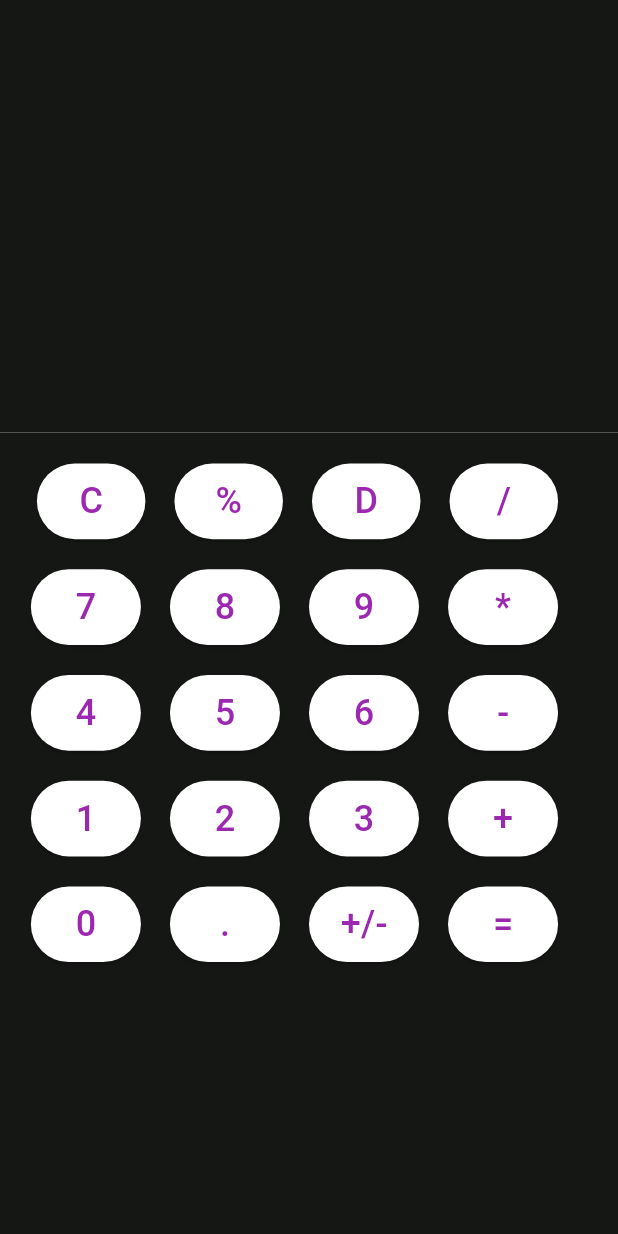
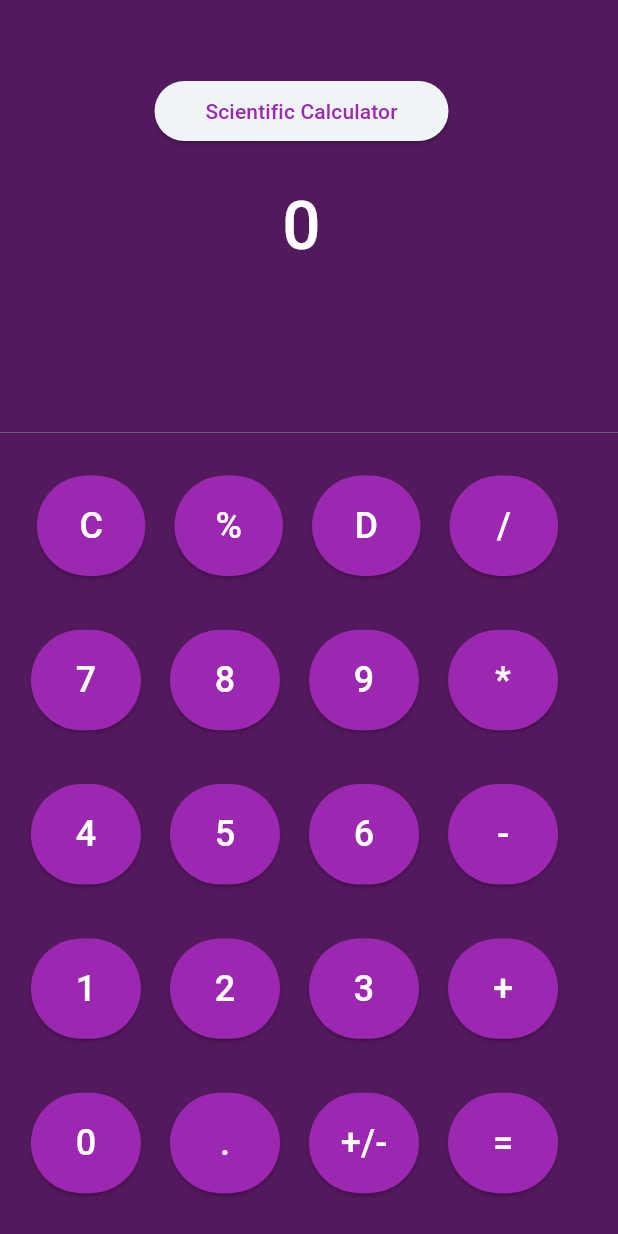
Before and after one commit to RuyaTechOrg/flutter_calculator, a Flutter app: the screen it shows after launch, after a tap on an icon or button, on a phone screen of 412 x 824 dp. Run offline on Flutter 3.47's test engine with Material 3 defaults, Android fonts, the phone set to English and light mode, and no system bars.

Commit message:
new changes

```diff
--- a/lib/main.dart
+++ b/lib/main.dart
@@ -15,7 +15,7 @@ class MyApp extends StatelessWidget {
       debugShowCheckedModeBanner: false,
       title: 'Flutter Demo',
       theme: ThemeData(
-        colorScheme: ColorScheme.fromSeed(seedColor: Colors.deepPurple),
+        colorScheme: ColorScheme.fromSeed(seedColor: const Color(0xFFF6F6F6)),
         useMaterial3: true,
       ),
       home: OnboardingPage(),
--- a/lib/screens/main_Page.dart
+++ b/lib/screens/main_Page.dart
@@ -10,79 +10,125 @@ class MainPage extends StatefulWidget {
 }
 
 class _MainPageState extends State<MainPage> {
+    String _input = '0';
+    String _output = '';
 
   @override
   Widget build(BuildContext context) {
     double buttonSpace = MediaQuery.of(context).size.width * 0.047;
     double screenWidth = MediaQuery.of(context).size.width;
-    double screenHeight = MediaQuery.of(context).size.height;
-    String _input = '';
-    String _output = '';
+    // double screenHeight = MediaQuery.of(context).size.height;
+    // double scaffoldPadding = MediaQuery.of(context).size.width * 0.01;
+    double _sci_btn = MediaQuery.of(context).size.width * 0.5;
 
 
      void clear_Values() {
           setState(() {
-            _input = '';
+            _input = '0';
             _output = '';
           });
       }
 
+
+
     void updateValue(newvalue) {
+
+       void refresh_add() {
+             setState(() {
+             if(_input == '0'){
+            _input = '';
+            _input += newvalue;
+            }
+            else{
+            _input += newvalue;
+             }
+            print(_input);
+            });
+      }
       if(newvalue == 'C'){
        clear_Values();
       }
+      else if(newvalue == 'D'){
+        setState(() {
+          if(_input.isNotEmpty){
+            _input = _input.substring(0, _input.length - 1);
+          }
+          //remove last value added.
+        });
+      }
+      else if(newvalue == '%'){
+          setState(() {
+            if(_input.isEmpty || _input == '0'){
+              null;
+            }
+            else{
+           refresh_add();
+            }
+          });
+      }
       else{
-      setState(() {
-        _input += newvalue;
-      });
+        refresh_add();
       }
     }
+    //Clear screen for new calculations
+    String _calculate() {
+      _input = _input.replaceAll(" ", '');
+      int operator_index = _input.indexOf(new RegExp(r'[+\-*/]'));
+      print(operator_index);
 
-
-    //Clear screen for new calculations
-
-
-    String _calculate() {
-      if(_output.isEmpty || _input.isEmpty){
+        if(_input == '' ||operator_index == -1){
         return _input;
       }
-
-      _input = _input.replaceAll(" ", '');
-      int operator_index = _input.indexOf(new RegExp(r'[+\-*/]'));
 
       String operator = _input[operator_index];
 
       String operand1 = _input.substring(0,operator_index);
       String operand2 = _input.substring(operator_index + 1);
 
+      List<String> operands = _input.split(RegExp(r'[-+*/]'));
+      List<String> operators = _input.split(RegExp(r'\d+')).where((element) => element.isNotEmpty).toList();
+
       double operand_One = double.parse(operand1);
-      double operand_Two = double.parse(operand2);
+      double operand_Two = double.parse(operand1);
+    // print(operands);
+    // print(operators);
 
 
-      double result;
 
-      switch(operator){
+
+      double result = double.parse(operands[0]);
+
+
+      for (int  i = 0; i < operators.length;i++){
+
+        String operator = operators[i];
+        double operand = double.parse(operands[i + 1]);
+
+        switch(operator){
         case "+":
-          result = operand_One + operand_Two;
+          result += operand;
           break;
         case "-":
-          result = operand_One - operand_Two;
+          result -= operand;
           break;
         case "/":
-          if(operand2 != 0){
-             result = operand_One / operand_Two;
+          if(operand != 0){
+             result /= operand;
           }
           else{
-          return 'Error';
+          return "Error";
           }
         break;
         case "*":
-          result = operand_One * operand_Two;
+          result *= operand;
         break;
       default:
         return "Error";
       }
+      }
+
       return result.toString();
+      // return "works";
     }
 
 //handle buttonRow ( make dry):
@@ -112,10 +158,10 @@ class _MainPageState extends State<MainPage> {
 
 
     return  Scaffold(
-    backgroundColor: const Color(0xFF151715),
+    backgroundColor: Color.fromARGB(255, 82, 25, 92),
     body: Column(children: [
       Container(
-      padding: const EdgeInsets.fromLTRB(0.0, 0.0, 20.0, 0.0),
+      padding: const EdgeInsets.fromLTRB(0.0,30.0, 20.0, 0.0),
       height: MediaQuery.of(context).size.height * 0.35,
       decoration: const BoxDecoration(border: Border(bottom: BorderSide(width:0.3,color: Colors.grey))),
       child:
@@ -123,15 +169,30 @@ class _MainPageState extends State<MainPage> {
         children: [
         const SizedBox(height: 20.0,),
          Row(
-        mainAxisAlignment: MainAxisAlignment.end,
+        mainAxisAlignment: MainAxisAlignment.center,
         children: [
-          Text(_input,style: customTextStyle),
-          const SizedBox(width: 10.0,),
-        ],
+          Container(
+          padding: const EdgeInsets.fromLTRB(10.0, 0.0, 0.0, 0.0),
+          width: _sci_btn,
+          decoration: BoxDecoration(color: Colors.transparent, borderRadius: BorderRadius.circular(50.0)),
+          child:
+          ElevatedButton(
+          onPressed: () {}, child: const Text("Scientific Calculator",style: TextStyle(color: Colors.purple),)),),
+          const SizedBox(height:30.0,),
+         ],
       ),
+      Row(
+        mainAxisAlignment: MainAxisAlignment.center,
+        children: [
+        Container(
+        padding: const EdgeInsets.fromLTRB(10.0, 20.0, 0.0, 0.0),
+        child:
+        Text(_input,style: customTextStyle,)
+        ,)
+      ],),
       const SizedBox(height: 10.0,),
        Row(
-        mainAxisAlignment: MainAxisAlignment.end,
+        mainAxisAlignment: MainAxisAlignment.center,
         children: [
         const SizedBox(width: 10.0,),
         Text(_output,style: answerStyle,)
@@ -143,30 +204,45 @@ class _MainPageState extends State<MainPage> {
       width: screenWidth,
       child: Column(
         children: [
+        Expanded(
+        flex: 1,
+        child:
         Container(
         width: screenWidth,
         padding: const EdgeInsets.fromLTRB(4.0, 0.0, 0.0, 0.0),
         child:
         Row(children: [
         buildButtonRow(["C","%","D","/"]),
-        ],)
+        ],))
         ,),
         const SizedBox(height: 20.0,),
-          Row(children: [
+        Expanded(
+        flex: 1,
+        child:
+        Row(children: [
         buildButtonRow(["7","8","9","*"])
-        ],),
+        ],)),
           const SizedBox(height: 20.0,),
-          Row(children: [
+        Expanded(
+        flex: 1,
+        child:
+        Row(children: [
           buildButtonRow(["4","5","6","-"])
-        ],),
+        ],)),
         const SizedBox(height: 20.0,),
+         Expanded(
+          flex: 1,
+          child:
           Row(children: [
         buildButtonRow(["1","2","3","+"])
-        ],),
+        ],),),
           const SizedBox(height: 20.0,),
+          Expanded(
+          flex: 1,
+          child:
           Row(children: [
         buildButtonRow(["0",".","+/-","="])
-        ],),
+        ],)),
       ]),)
     ],));
   }
@@ -175,13 +251,13 @@ class _MainPageState extends State<MainPage> {
 
 const TextStyle customTextStyle = TextStyle(
   color: Colors.white,
-  fontSize: 34.0,
+  fontSize: 45.0,
   fontWeight: FontWeight.w500
 );
 
 const TextStyle secondNumStyle =  TextStyle(
   color: Colors.white,
-  fontSize: 34.0,
+  fontSize: 45.0,
   fontWeight:  FontWeight.bold
 );
 
--- a/lib/widget/roundedButton.dart
+++ b/lib/widget/roundedButton.dart
@@ -12,8 +12,7 @@ class RoundedButton extends StatelessWidget {
 
   @override
   Widget build(BuildContext context) {
-
-    double screenWidth =  MediaQuery.of(context).size.width;
+    // double screenWidth =  MediaQuery.of(context).size.width;
     double screenHeight = MediaQuery.of(context).size.height;
 
     return
@@ -22,12 +21,12 @@ class RoundedButton extends StatelessWidget {
     child:
      ElevatedButton(
        style: ElevatedButton.styleFrom(
-        primary: Colors.white,
-        padding:  EdgeInsets.symmetric(vertical: screenHeight * 0.01, horizontal: screenHeight * 0.01),
+        backgroundColor: Colors.purple,
+        padding:  EdgeInsets.symmetric(vertical: screenHeight * 0.02, horizontal: screenHeight * 0.02),
         shape: RoundedRectangleBorder(
           borderRadius: BorderRadius.circular(50.0),
         ),
       ),
-      onPressed: onPressed, child: Text(text,style: const TextStyle(fontSize: 24.0,color: Colors.purple,fontWeight: FontWeight.w500,),)),);
+      onPressed: onPressed, child: Text(text,style: const TextStyle(fontSize: 24.0,color: Colors.white,fontWeight: FontWeight.w500,),)),);
   }
 }
```
Also changed, not shown: lib/screens/scientific_calc.dart (added, +12 -0 lines).
